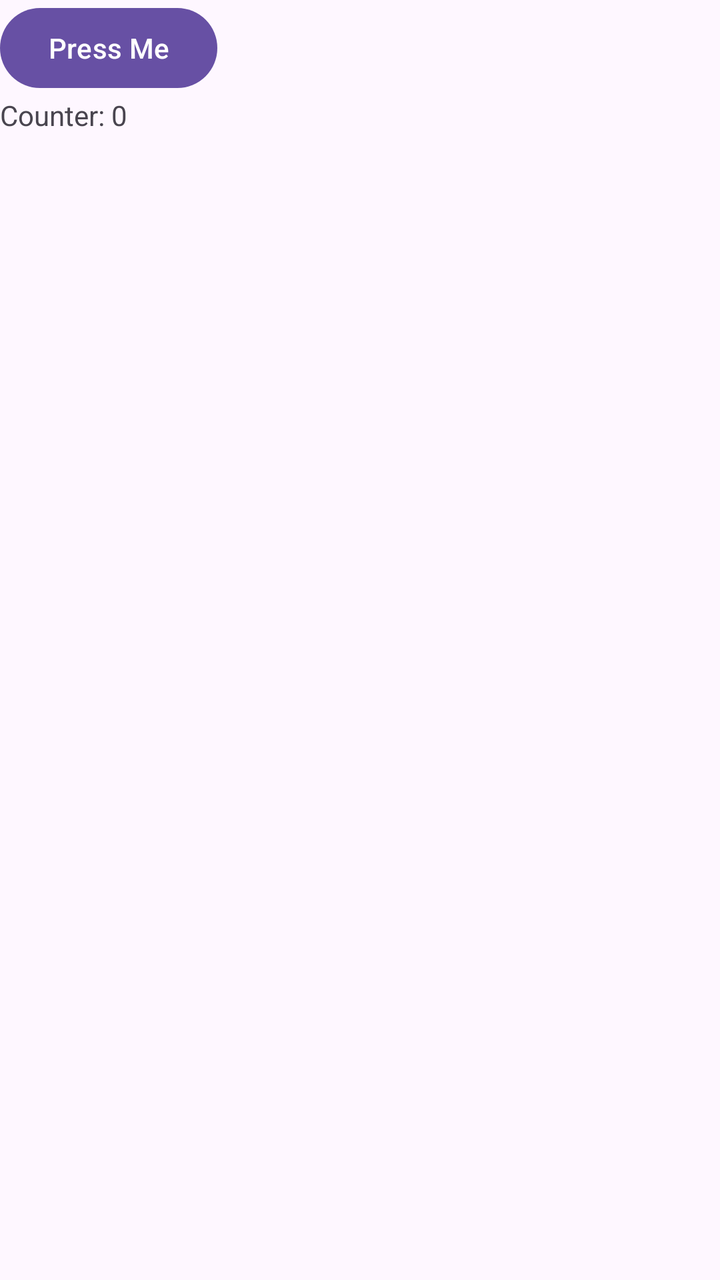
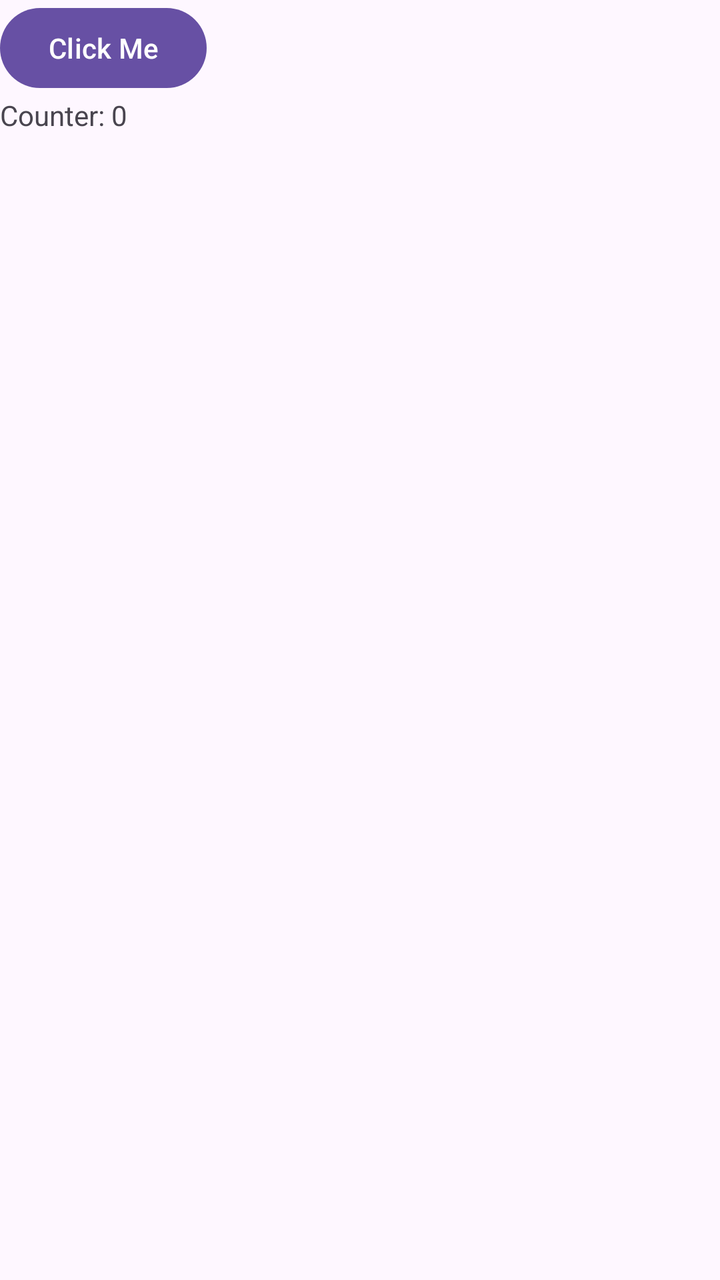

Two renders of the same Android screen: before a commit and after it. Below are the layout's source before the change and the commit's diff.
<!-- AndroidManifest.xml: application theme Theme.UbiCompLab1 -->
<!-- res/layout/activity_main.xml -->
<?xml version="1.0" encoding="utf-8"?>
<LinearLayout xmlns:android="http://schemas.android.com/apk/res/android"
    xmlns:app="http://schemas.android.com/apk/res-auto"
    xmlns:tools="http://schemas.android.com/tools"
    android:id="@+id/main"
    android:layout_width="match_parent"
    android:layout_height="match_parent"
    android:orientation="vertical"
    tools:context=".MainActivity">

    <Button
        android:id="@+id/countButton"
        android:layout_width="wrap_content"
        android:layout_height="wrap_content"
        android:text="Press Me" />

    <TextView
        android:id="@+id/countText"
        android:layout_width="wrap_content"
        android:layout_height="wrap_content"
        android:text="Counter: 0" />

</LinearLayout>
<!-- resources referenced by this layout -->
<resources>
  <style name="Theme.UbiCompLab1" parent="Base.Theme.UbiCompLab1" />
  <style name="Base.Theme.UbiCompLab1" parent="Theme.Material3.DayNight.NoActionBar">
          
          
      </style>
</resources>

<!-- the commit's change to res/layout/activity_main.xml (unified diff, before → after) -->
@@ -12,7 +12,7 @@
         android:id="@+id/countButton"
         android:layout_width="wrap_content"
         android:layout_height="wrap_content"
-        android:text="Press Me" />
+        android:text="Click Me" />
 
     <TextView
         android:id="@+id/countText"
